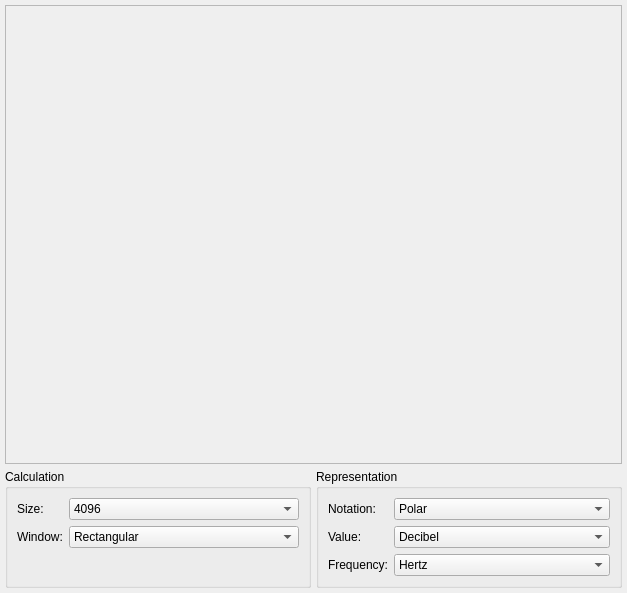
Qt form code/interface/vicomposedwidgets/forms/vispectrumwidget.ui (visore/Visore) before a commit.
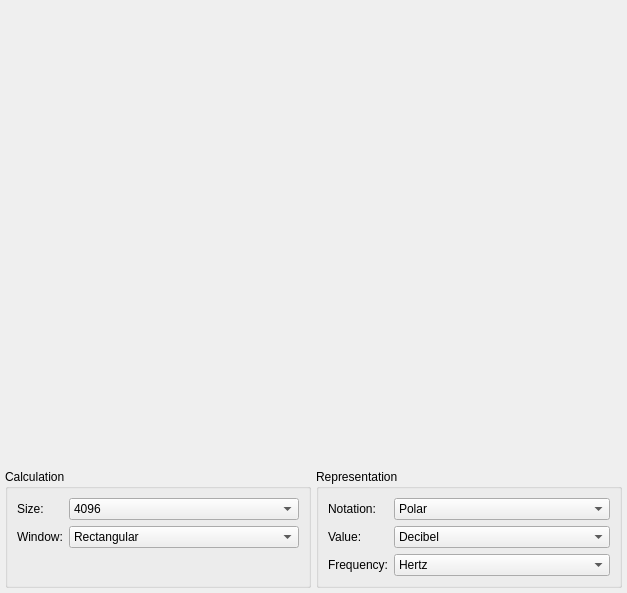
The same form after that commit. Custom widgets are drawn as their Qt base class.

Commit message: Layout updates for the spectrum widget.

Patch:
```diff
--- a/code/interface/vicomposedwidgets/forms/vispectrumwidget.ui
+++ b/code/interface/vicomposedwidgets/forms/vispectrumwidget.ui
@@ -32,10 +32,10 @@
    <item row="0" column="0" colspan="2">
     <widget class="ViSpectrumPlot" name="plot">
      <property name="frameShape">
-      <enum>QFrame::StyledPanel</enum>
+      <enum>QFrame::NoFrame</enum>
      </property>
      <property name="frameShadow">
-      <enum>QFrame::Raised</enum>
+      <enum>QFrame::Plain</enum>
      </property>
      <layout class="QGridLayout" name="gridLayout_2">
       <item row="0" column="0">
```
The commit also changes 2 other files.
